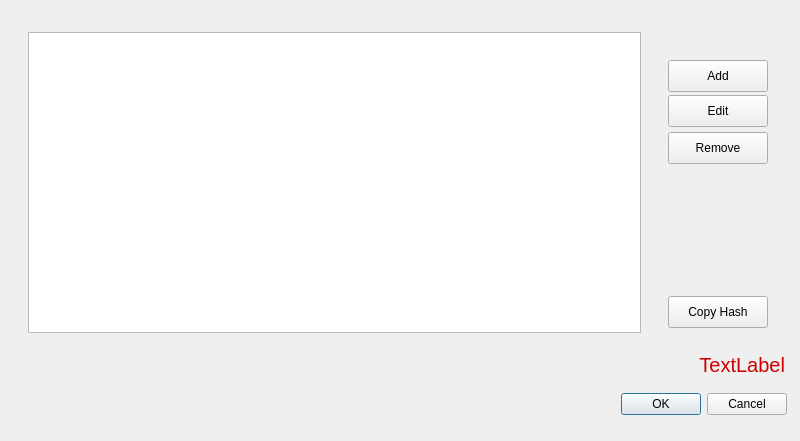
The window that UserApp/ManageChannelsDialog.ui (proximax-storage/cpp-xpx-storage-user-app) describes before a commit, drawn with Qt 5.
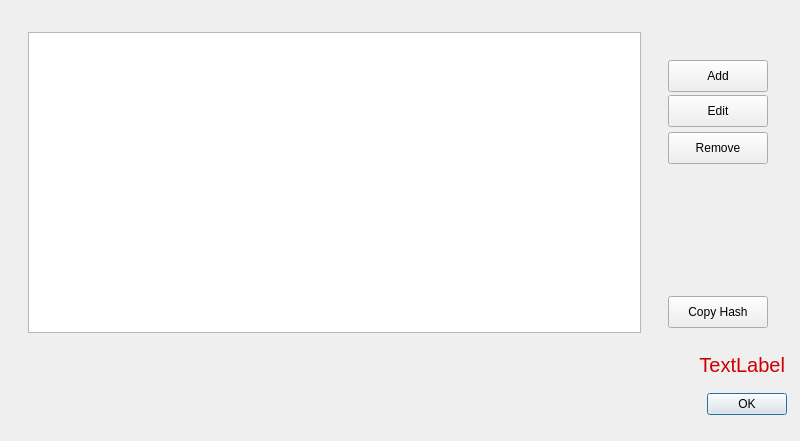
The same window after the commit.

Patch:
```diff
--- a/UserApp/ManageChannelsDialog.ui
+++ b/UserApp/ManageChannelsDialog.ui
@@ -26,7 +26,7 @@
     <enum>Qt::Horizontal</enum>
    </property>
    <property name="standardButtons">
-    <set>QDialogButtonBox::Cancel|QDialogButtonBox::Ok</set>
+    <set>QDialogButtonBox::Ok</set>
    </property>
   </widget>
   <widget class="QLabel" name="m_errorText">
```
